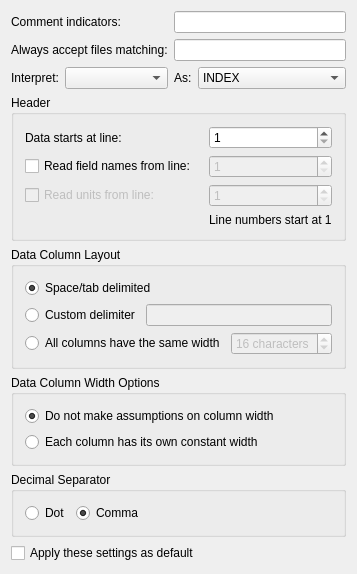
Qt form src/datasources/ascii/asciiconfig.ui (Kst-plot/kst) before a commit.
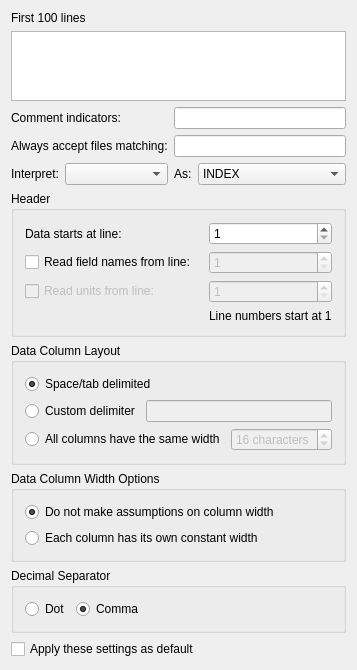
The same form after that commit.

Commit message: show a bit of the file content: this makes it superfluously to open a the data with a text editor

```diff
--- a/src/datasources/ascii/asciiconfig.ui
+++ b/src/datasources/ascii/asciiconfig.ui
@@ -11,6 +11,16 @@
    </rect>
   </property>
   <layout class="QVBoxLayout" name="verticalLayout">
+   <item>
+    <widget class="QLabel" name="_labelBeginning">
+     <property name="text">
+      <string>First 100 lines </string>
+     </property>
+    </widget>
+   </item>
+   <item>
+    <widget class="QPlainTextEdit" name="_showBeginning"/>
+   </item>
    <item>
     <layout class="QGridLayout">
      <item row="0" column="0">
```
The commit also changes 2 other files.
